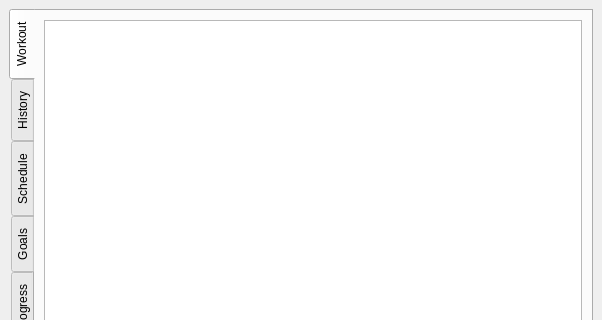
First picture: the form in training-diary/mainwindow.ui, repository userDymon/training-diary, before the edit; both pictures show x 0 to 602 and y 0 to 320 of the 602 by 519 pixel window.
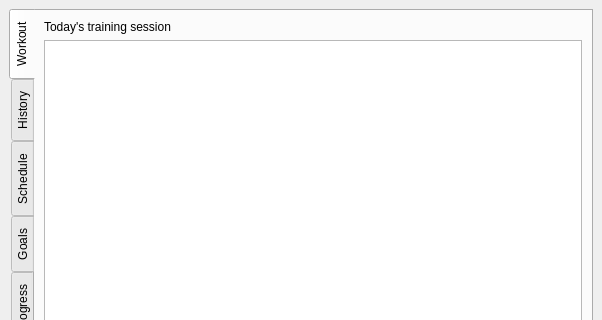
Second picture: the form after the edit. The open tabs and pages were chosen to show the change.

What changed in the file:
```diff
--- a/training-diary/mainwindow.ui
+++ b/training-diary/mainwindow.ui
@@ -28,6 +28,13 @@
         <string>Workout</string>
        </attribute>
        <layout class="QVBoxLayout" name="verticalLayout_3">
+        <item>
+         <widget class="QLabel" name="label">
+          <property name="text">
+           <string>Today's training session</string>
+          </property>
+         </widget>
+        </item>
         <item>
          <layout class="QVBoxLayout" name="verticalLayout_2">
           <item>
```
Left out of the diff: 9 changed lines with no effect on the pictures.
